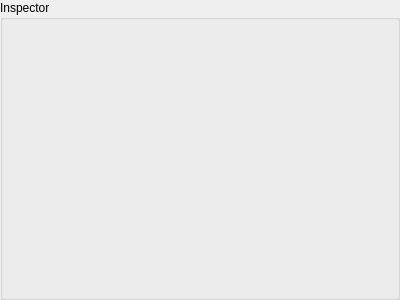
The window that lab_03/src/ui/widgets/inspector/inspector_widget.ui (Yorlend/bmstu-oop) describes before a commit, drawn with Qt 5.
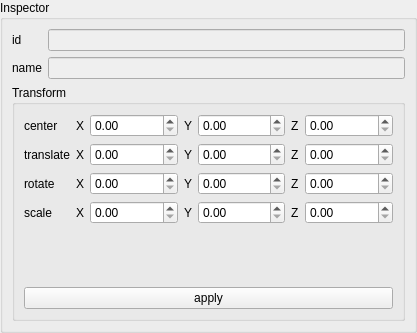
The same window after the commit.

```diff
--- a/lab_03/src/ui/widgets/inspector/inspector_widget.ui
+++ b/lab_03/src/ui/widgets/inspector/inspector_widget.ui
@@ -6,8 +6,8 @@
    <rect>
     <x>0</x>
     <y>0</y>
-    <width>400</width>
-    <height>300</height>
+    <width>417</width>
+    <height>333</height>
    </rect>
   </property>
   <property name="windowTitle">
@@ -34,6 +34,224 @@
      <property name="title">
       <string>Inspector</string>
      </property>
+     <layout class="QVBoxLayout" name="verticalLayout_2" stretch="0,1">
+      <item>
+       <layout class="QFormLayout" name="formLayout">
+        <item row="0" column="0">
+         <widget class="QLabel" name="label">
+          <property name="text">
+           <string>id</string>
+          </property>
+         </widget>
+        </item>
+        <item row="0" column="1">
+         <widget class="QLineEdit" name="idLineEdit">
+          <property name="enabled">
+           <bool>false</bool>
+          </property>
+         </widget>
+        </item>
+        <item row="1" column="0">
+         <widget class="QLabel" name="label_2">
+          <property name="text">
+           <string>name</string>
+          </property>
+         </widget>
+        </item>
+        <item row="1" column="1">
+         <widget class="QLineEdit" name="nameLineEdit">
+          <property name="enabled">
+           <bool>false</bool>
+          </property>
+         </widget>
+        </item>
+       </layout>
+      </item>
+      <item>
+       <widget class="QGroupBox" name="groupBox_2">
+        <property name="title">
+         <string>Transform</string>
+        </property>
+        <layout class="QVBoxLayout" name="verticalLayout_3">
+         <item>
+          <layout class="QFormLayout" name="formLayout_2">
+           <item row="0" column="0">
+            <widget class="QLabel" name="label_3">
+             <property name="text">
+              <string>center</string>
+             </property>
+            </widget>
+           </item>
+           <item row="0" column="1">
+            <layout class="QHBoxLayout" name="horizontalLayout" stretch="0,1,0,1,0,1">
+             <item>
+              <widget class="QLabel" name="label_7">
+               <property name="text">
+                <string>X</string>
+               </property>
+              </widget>
+             </item>
+             <item>
+              <widget class="QDoubleSpinBox" name="cx"/>
+             </item>
+             <item>
+              <widget class="QLabel" name="label_8">
+               <property name="text">
+                <string>Y</string>
+               </property>
+              </widget>
+             </item>
+             <item>
+              <widget class="QDoubleSpinBox" name="cy"/>
+             </item>
+             <item>
+              <widget class="QLabel" name="label_9">
+               <property name="text">
+                <string>Z</string>
+               </property>
+              </widget>
+             </item>
+             <item>
+              <widget class="QDoubleSpinBox" name="cz"/>
+             </item>
+            </layout>
+           </item>
+           <item row="1" column="0">
+            <widget class="QLabel" name="label_4">
+             <property name="text">
+              <string>translate</string>
+             </property>
+            </widget>
+           </item>
+           <item row="1" column="1">
+            <layout class="QHBoxLayout" name="horizontalLayout_4" stretch="0,1,0,1,0,1">
+             <item>
+              <widget class="QLabel" name="label_16">
+               <property name="text">
+                <string>X</string>
+               </property>
+              </widget>
+             </item>
+             <item>
+              <widget class="QDoubleSpinBox" name="dx"/>
+             </item>
+             <item>
+              <widget class="QLabel" name="label_17">
+               <property name="text">
+                <string>Y</string>
+               </property>
+              </widget>
+             </item>
+             <item>
+              <widget class="QDoubleSpinBox" name="dy"/>
+             </item>
+             <item>
+              <widget class="QLabel" name="label_18">
+               <property name="text">
+                <string>Z</string>
+               </property>
+              </widget>
+             </item>
+             <item>
+              <widget class="QDoubleSpinBox" name="dz"/>
+             </item>
+            </layout>
+           </item>
+           <item row="2" column="0">
+            <widget class="QLabel" name="label_5">
+             <property name="text">
+              <string>rotate</string>
+             </property>
+            </widget>
+           </item>
+           <item row="2" column="1">
+            <layout class="QHBoxLayout" name="horizontalLayout_5" stretch="0,1,0,1,0,1">
+             <item>
+              <widget class="QLabel" name="label_19">
+               <property name="text">
+                <string>X</string>
+               </property>
+              </widget>
+             </item>
+             <item>
+              <widget class="QDoubleSpinBox" name="rx"/>
+             </item>
+             <item>
+              <widget class="QLabel" name="label_20">
+               <property name="text">
+                <string>Y</string>
+               </property>
+              </widget>
+             </item>
+             <item>
+              <widget class="QDoubleSpinBox" name="ry"/>
+             </item>
+             <item>
+              <widget class="QLabel" name="label_21">
+               <property name="text">
+                <string>Z</string>
+               </property>
+              </widget>
+             </item>
+             <item>
+              <widget class="QDoubleSpinBox" name="rz"/>
+             </item>
+            </layout>
+           </item>
+           <item row="3" column="0">
+            <widget class="QLabel" name="label_6">
+             <property name="text">
+              <string>scale</string>
+             </property>
+            </widget>
+           </item>
+           <item row="3" column="1">
+            <layout class="QHBoxLayout" name="horizontalLayout_6" stretch="0,1,0,1,0,1">
+             <item>
+              <widget class="QLabel" name="label_22">
+               <property name="text">
+                <string>X</string>
+               </property>
+              </widget>
+             </item>
+             <item>
+              <widget class="QDoubleSpinBox" name="sx"/>
+             </item>
+             <item>
+              <widget class="QLabel" name="label_23">
+               <property name="text">
+                <string>Y</string>
+               </property>
+              </widget>
+             </item>
+             <item>
+              <widget class="QDoubleSpinBox" name="sy"/>
+             </item>
+             <item>
+              <widget class="QLabel" name="label_24">
+               <property name="text">
+                <string>Z</string>
+               </property>
+              </widget>
+             </item>
+             <item>
+              <widget class="QDoubleSpinBox" name="sz"/>
+             </item>
+            </layout>
+           </item>
+          </layout>
+         </item>
+         <item>
+          <widget class="QPushButton" name="applyTransformation">
+           <property name="text">
+            <string>apply</string>
+           </property>
+          </widget>
+         </item>
+        </layout>
+       </widget>
+      </item>
+     </layout>
     </widget>
    </item>
   </layout>
```
